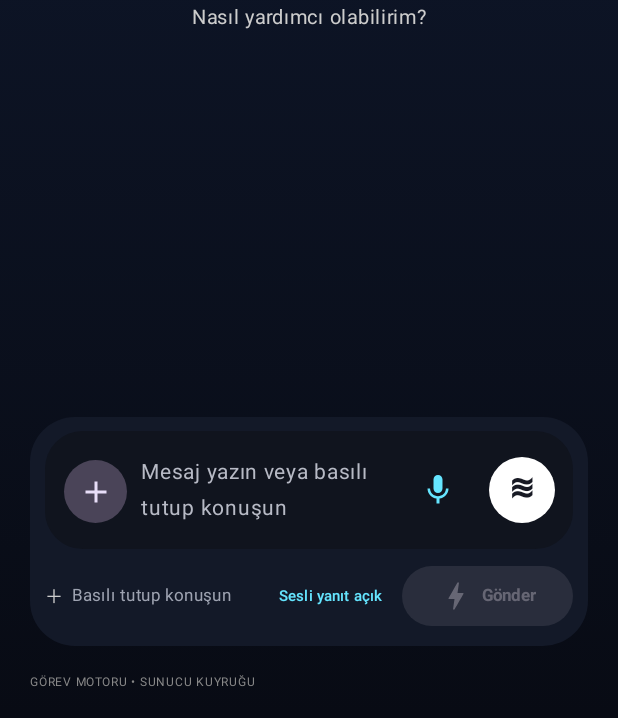
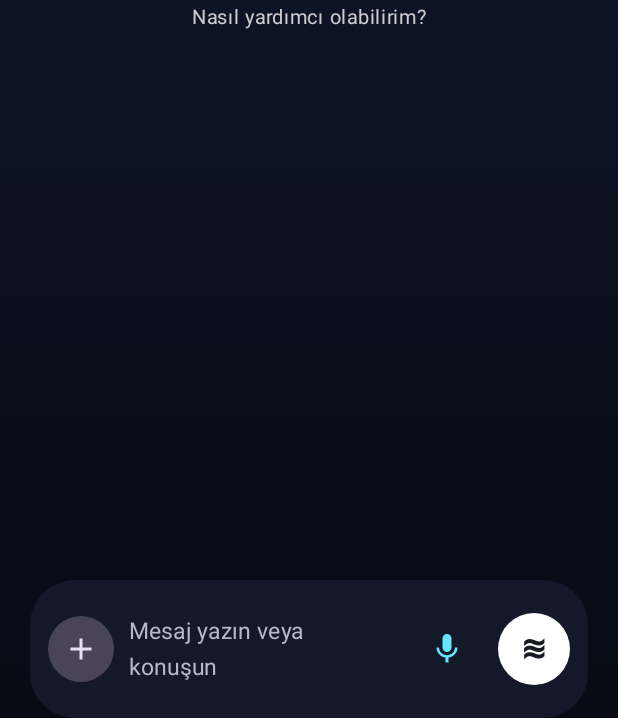
Before and after one commit to FatihKoc81/APEX, an Android app built with Jetpack Compose: the screen it shows after launch (MainActivity), on a phone screen of 412 x 824 dp, the part 518-1236 px from its top. Run offline under Robolectric (Android 15) with nearby library versions, the phone set to English and light mode, and no system bars.

Commit message:
ui: compact bottom-anchored chat composer with no footer

```diff
--- a/android/app/src/main/java/com/nexora/app/MainActivity.kt
+++ b/android/app/src/main/java/com/nexora/app/MainActivity.kt
@@ -204,7 +204,7 @@ fun ApexHome() {
         BoxWithConstraints(Modifier.fillMaxSize().background(Brush.verticalGradient(listOf(Color(0xFF101A31), Night)))) {
             val compact = maxHeight < 700.dp
             Column(
-                modifier = Modifier.fillMaxSize().padding(horizontal = if (compact) 14.dp else 20.dp, vertical = if (compact) 8.dp else 12.dp),
+                modifier = Modifier.fillMaxSize().padding(start = if (compact) 14.dp else 20.dp, end = if (compact) 14.dp else 20.dp, top = if (compact) 8.dp else 12.dp, bottom = 0.dp),
                 verticalArrangement = Arrangement.spacedBy(if (compact) 8.dp else 12.dp)
             ) {
                 Row(Modifier.fillMaxWidth().height(if (compact) 54.dp else 64.dp), verticalAlignment = Alignment.CenterVertically) {
@@ -271,24 +271,28 @@ fun ApexHome() {
                         }
                     }
                 }
-                Surface(Modifier.fillMaxWidth(), color = Panel.copy(alpha = .99f), shape = RoundedCornerShape(30.dp)) {
-                    Column(Modifier.fillMaxWidth().padding(horizontal = 10.dp, vertical = 9.dp), verticalArrangement = Arrangement.spacedBy(7.dp)) {
-                        if (attachmentLabel.isNotBlank()) Text(attachmentLabel, color = Cyan, fontSize = 10.sp, maxLines = 1)
+                Surface(
+                    modifier = Modifier.fillMaxWidth(),
+                    color = Panel.copy(alpha = .99f),
+                    shape = RoundedCornerShape(30.dp)
+                ) {
                     Row(
-                            Modifier.fillMaxWidth().background(Color(0xFF10141E), RoundedCornerShape(25.dp)).padding(horizontal = 12.dp, vertical = 15.dp),
+                        Modifier.fillMaxWidth().heightIn(min = 92.dp).padding(horizontal = 12.dp, vertical = 10.dp),
                         verticalAlignment = Alignment.CenterVertically,
                         horizontalArrangement = Arrangement.spacedBy(10.dp)
                     ) {
                         Box {
-                                FilledTonalIconButton(onClick = { addExpanded = true }, modifier = Modifier.size(42.dp)) { Icon(Icons.Default.Add, "Dosya veya fotoğraf ekle") }
+                            FilledTonalIconButton(onClick = { addExpanded = true }, modifier = Modifier.size(44.dp)) {
+                                Icon(Icons.Default.Add, "Dosya veya fotoğraf ekle")
+                            }
                             DropdownMenu(expanded = addExpanded, onDismissRequest = { addExpanded = false }) {
                                 DropdownMenuItem(text = { Text("Kamera") }, onClick = { addExpanded = false; cameraCapture.launch(null) })
                                 DropdownMenuItem(text = { Text("Fotoğraflar") }, onClick = { addExpanded = false; photoPicker.launch("image/*") })
                                 DropdownMenuItem(text = { Text("Dosyalar") }, onClick = { addExpanded = false; filePicker.launch(arrayOf("*/*")) })
                             }
                         }
-                            Box(Modifier.weight(1f)) {
-                                if (command.isBlank()) Text("Mesaj yazın veya basılı tutup konuşun", color = Color(0xFFB7BAC5), fontSize = 14.sp)
+                        Box(Modifier.weight(1f).padding(vertical = 8.dp)) {
+                            if (command.isBlank()) Text("Mesaj yazın veya konuşun", color = Color(0xFFB7BAC5), fontSize = 15.sp)
                             BasicTextField(
                                 value = command,
                                 onValueChange = { command = it },
@@ -304,39 +308,20 @@ fun ApexHome() {
                                 putExtra(RecognizerIntent.EXTRA_PROMPT, "Konuşmaya başlayın")
                             }
                             try { speechInput.launch(intent) } catch (_: Exception) { status = "SES TANIMA HİZMETİ BULUNAMADI" }
-                            }) { Icon(Icons.Default.Mic, "Konuşarak yaz", tint = Cyan) }
+                        }) { Icon(Icons.Default.Mic, "Sesli mesaj", tint = Cyan) }
                         Surface(
                             color = Color.White,
                             shape = RoundedCornerShape(50),
-                                modifier = Modifier.size(44.dp)
+                            modifier = Modifier.size(48.dp)
                         ) {
-                                Box(contentAlignment = Alignment.Center) {
-                                    Text(
-                                        "≋",
-                                        color = Color(0xFF171923),
-                                        fontSize = 27.sp,
-                                        fontWeight = FontWeight.Bold,
-                                        modifier = Modifier.padding(bottom = 3.dp)
-                                    )
+                            IconButton(onClick = {
+                                if (command.isNotBlank()) startTask() else voiceEnabled = !voiceEnabled
+                            }) {
+                                Text("≋", color = Color(0xFF171923), fontSize = 27.sp, fontWeight = FontWeight.Bold)
                             }
                         }
                     }
-                        Row(Modifier.fillMaxWidth(), verticalAlignment = Alignment.CenterVertically) {
-                            Text("＋", color = Color.LightGray, fontSize = 12.sp)
-                            Spacer(Modifier.width(5.dp))
-                            Text("Basılı tutup konuşun", color = Color(0xFF9EA3B1), fontSize = 11.sp)
-                            Spacer(Modifier.weight(1f))
-                            TextButton(onClick = { voiceEnabled = !voiceEnabled }) {
-                                Text(if (voiceEnabled) "Sesli yanıt açık" else "Sesli yanıt kapalı", color = if (voiceEnabled) Cyan else Color.Gray, fontSize = 10.sp)
-                            }
-                            Button(onClick = { startTask() }, modifier = Modifier.height(40.dp), shape = RoundedCornerShape(20.dp), enabled = command.isNotBlank()) {
-                                Icon(Icons.Default.Bolt, null); Spacer(Modifier.width(5.dp)); Text("Gönder", fontWeight = FontWeight.Bold, fontSize = 11.sp)
-                            }
-                        }
-                    }
-                }
-                Text(if (taskId.isBlank()) "GÖREV MOTORU • SUNUCU KUYRUĞU" else "AKTİF GÖREV • $taskId", color = Color.Gray, fontSize = 8.sp, maxLines = 1)
-            }
+                }            }
         }
     }
 }
```
Lines whose indentation alone changed are shown as unchanged.
